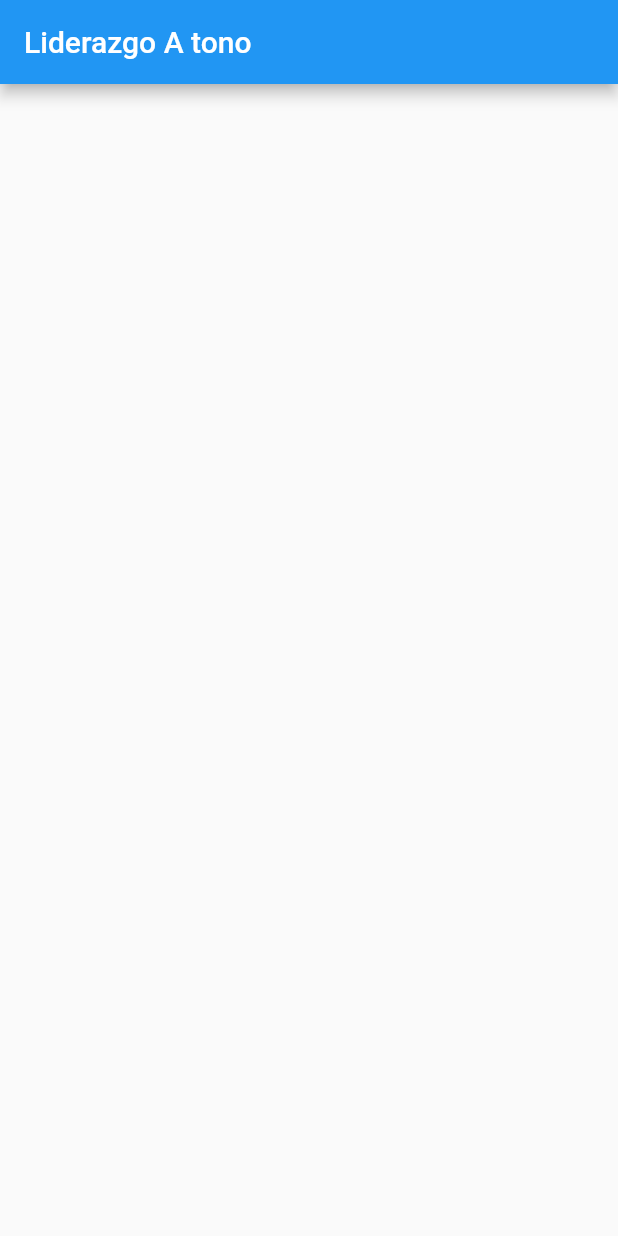
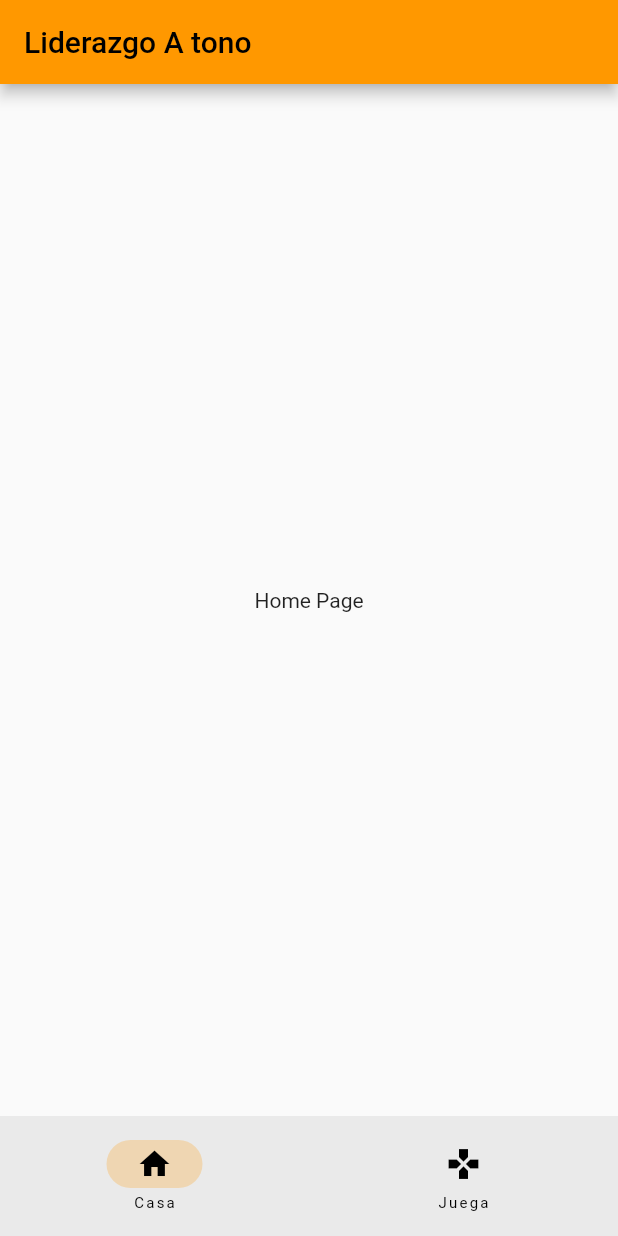
Before and after one commit to pargara/Lab-A-Tono, a Flutter app: the screen it shows after launch, on a phone screen of 412 x 824 dp. Run offline on Flutter 3.47's test engine with Material 2 defaults, Android fonts, the light colour scheme and no system bars.

Commit message:
Navbar, title done

```diff
--- /dev/null
+++ b/lib/home_page.dart
@@ -0,0 +1,18 @@
+import 'package:flutter/material.dart';
+
+class HomePage extends StatelessWidget {
+  const HomePage({Key? key}) : super(key: key);
+
+  static const String routeName = '/home';
+
+  @override
+  Widget build(BuildContext context) {
+    return Scaffold(
+        // appBar: AppBar(centerTitle: true, title: const Text('Home'), backgroundColor: Colors.transparent),
+        body: const Center(
+          child: Text('Home Page')
+        )
+      // it should be a title with a lorem ipsum text
+    );
+  }
+}
--- a/lib/main.dart
+++ b/lib/main.dart
@@ -1,4 +1,5 @@
 import 'package:flutter/material.dart';
+import 'package:lab_a_tono/home_page.dart';
 
 void main() {
   runApp(const MyApp());
@@ -9,7 +10,10 @@ class MyApp extends StatelessWidget {
 
   @override
   Widget build(BuildContext context) {
-    return const MaterialApp(
+    return MaterialApp(
+      theme: ThemeData(
+        primarySwatch: Colors.orange,
+      ),
     home: RootPage(),
     );
   }
@@ -23,12 +27,26 @@ class RootPage extends StatefulWidget {
 }
 
 class _RootPageState extends State<RootPage> {
+  int currentPage = 0;
+
   @override
   Widget build(BuildContext context) {
     return Scaffold(
       appBar: AppBar(
         title: const Text('Liderazgo A tono'),
       ),
+      body: const HomePage(),
+      bottomNavigationBar: NavigationBar(destinations: [
+        const NavigationDestination(icon: Icon(Icons.home), label: 'Casa'),
+        const NavigationDestination(icon: Icon(Icons.games), label: 'Juega')
+      ],
+        onDestinationSelected: (int index){
+        setState(() {
+          currentPage = index;
+        });
+        },
+        selectedIndex: currentPage,
+      ),
     );
   }
 }
```
